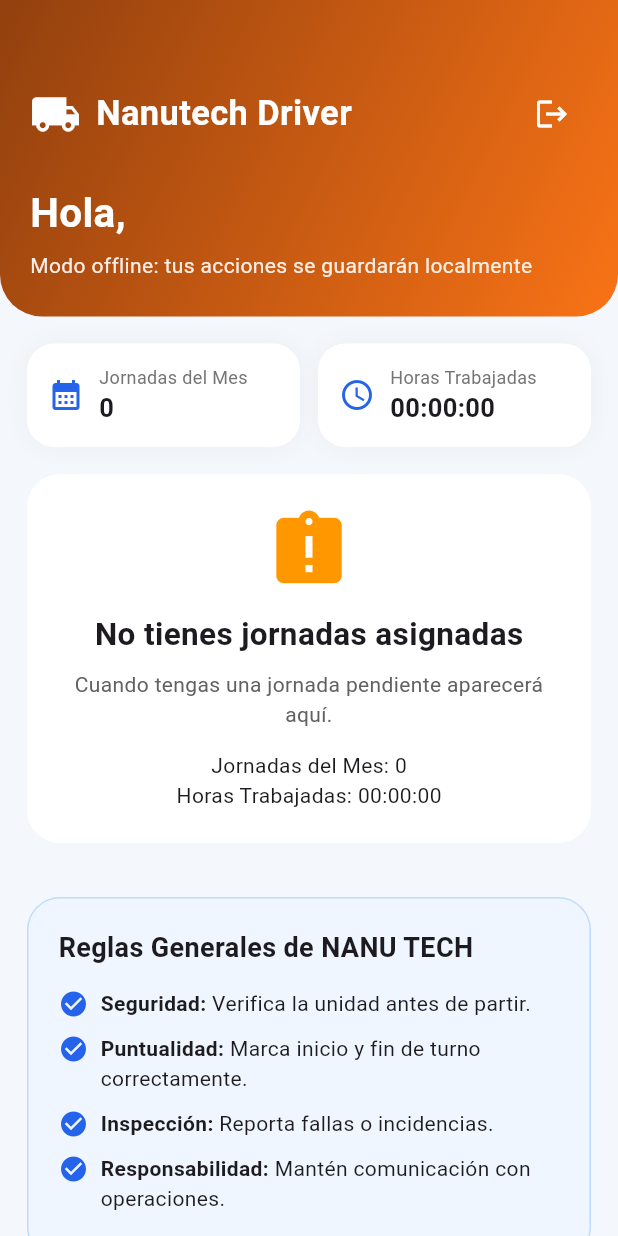
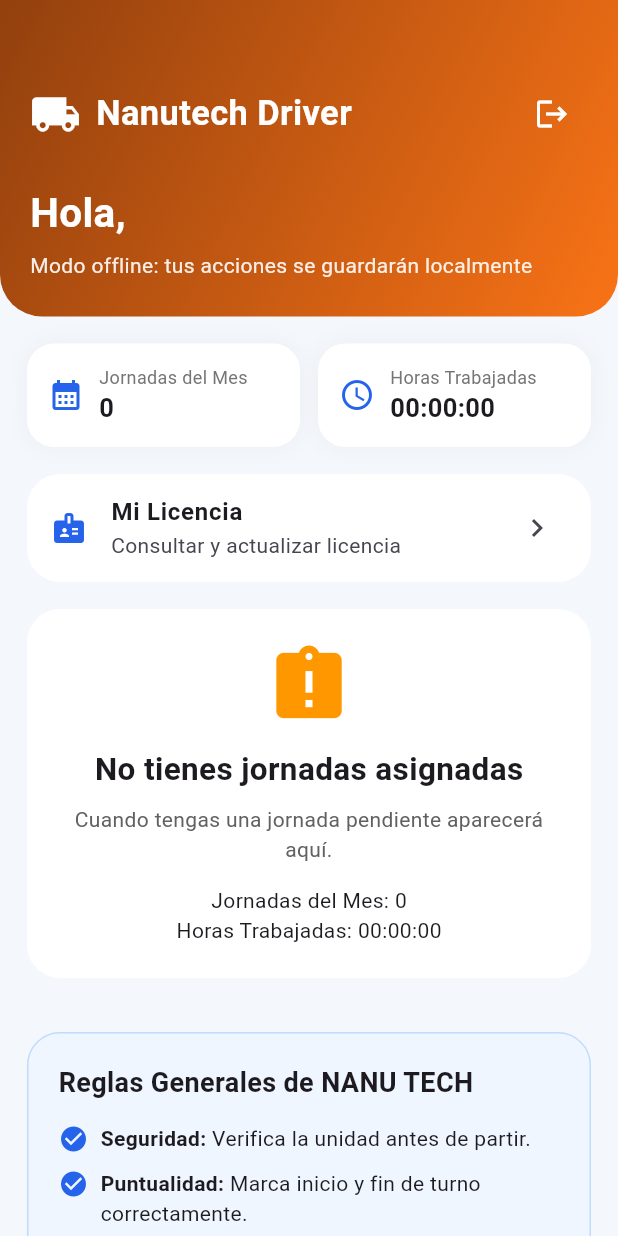
Before and after one commit to TALLER-PROYECTOS-2026-I/NANUTECH-APP, a Flutter app: the DriverDashboardScreen screen opened directly with empty values, on a phone screen of 412 x 824 dp. Run offline on Flutter 3.47's test engine with Material 3 defaults, Android fonts, the phone set to English and light mode, and no system bars; our stand-ins replace connectivity_plus, dio, geolocator, sqflite, sqflite_common_ffi; accounts and stored records are empty.

Commit message:
FeatAPP HU18 : implementar consulta y actualizar licencia

```diff
--- a/lib/features/driver_shift/presentation/screens/driver_dashboard_screen.dart
+++ b/lib/features/driver_shift/presentation/screens/driver_dashboard_screen.dart
@@ -5,9 +5,9 @@
 import 'package:connectivity_plus/connectivity_plus.dart';
 import 'package:dio/dio.dart';
 import 'package:flutter/material.dart';
+import 'package:nanutech_driver_app/features/license/presentation/screens/licencia_screen.dart';
 import 'package:sqflite/sqflite.dart';
 import 'package:uuid/uuid.dart';
-
 import '../../../../core/config/api_config.dart';
 import '../../../../core/database/database_service.dart';
 import '../../../../core/sync/sync_service.dart';
@@ -78,8 +78,9 @@
   }
 
   void listenConnectivity() {
-    connectivitySubscription =
-        Connectivity().onConnectivityChanged.listen((_) async {
+    connectivitySubscription = Connectivity().onConnectivityChanged.listen((
+      _,
+    ) async {
       final connected = await hasRealInternet();
 
       if (!mounted) return;
@@ -139,8 +140,9 @@
     try {
       final host = Uri.parse(ApiConfig.baseUrl).host;
 
-      final result = await InternetAddress.lookup(host)
-          .timeout(const Duration(seconds: 3));
+      final result = await InternetAddress.lookup(
+        host,
+      ).timeout(const Duration(seconds: 3));
 
       return result.isNotEmpty && result.first.rawAddress.isNotEmpty;
     } catch (_) {
@@ -149,10 +151,7 @@
   }
 
   void startTimer() {
-    timer = Timer.periodic(
-      const Duration(seconds: 1),
-      (_) => updateElapsed(),
-    );
+    timer = Timer.periodic(const Duration(seconds: 1), (_) => updateElapsed());
   }
 
   void updateElapsed() {
@@ -266,30 +265,21 @@
   Future<void> saveJornadaCache(JornadaModel jornada) async {
     final db = await DatabaseService.database;
 
-    await db.insert(
-      'jornada_cache',
-      {
+    await db.insert('jornada_cache', {
       'id': jornada.id,
       'data': jsonEncode(jornada.toJson()),
       'updated_at': DateTime.now().toIso8601String(),
-      },
-      conflictAlgorithm: ConflictAlgorithm.replace,
-    );
+    }, conflictAlgorithm: ConflictAlgorithm.replace);
   }
 
   Future<JornadaModel?> getJornadaCache() async {
     final db = await DatabaseService.database;
 
-    final result = await db.query(
-      'jornada_cache',
-      limit: 1,
-    );
+    final result = await db.query('jornada_cache', limit: 1);
 
     if (result.isEmpty) return null;
 
-    return JornadaModel.fromJson(
-      jsonDecode(result.first['data'].toString()),
-    );
+    return JornadaModel.fromJson(jsonDecode(result.first['data'].toString()));
   }
 
   Future<void> loadCounters() async {
@@ -446,6 +436,7 @@
 
     await finalizarTurnoOffline(observaciones);
   }
+
   Duration getTotalDuration(JornadaModel current) {
     if (current.duracionTotalSegundos != null) {
       return Duration(seconds: current.duracionTotalSegundos!);
@@ -562,11 +553,8 @@
       });
 
       startSosPolling();
-
     } catch (e) {
-      showMessage(
-        e.toString().replaceAll('Exception: ', ''),
-      );
+      showMessage(e.toString().replaceAll('Exception: ', ''));
     }
   }
 
@@ -669,9 +657,7 @@
         success: true,
       );
     } catch (e) {
-      showMessage(
-        e.toString().replaceAll('Exception: ', ''),
-      );
+      showMessage(e.toString().replaceAll('Exception: ', ''));
     }
   }
 
@@ -702,16 +688,15 @@
 
     final events = await syncService.getPendingEvents();
 
-    final sortedEvents = [...events]..sort((a, b) {
+    final sortedEvents = [...events]
+      ..sort((a, b) {
         int priority(String type) {
           if (type == 'SOS_ALERT') return 0;
           if (type == 'MECHANICAL_ASSISTANCE') return 1;
           return 2;
         }
 
-        return priority(a['event_type']).compareTo(
-          priority(b['event_type']),
-        );
+        return priority(a['event_type']).compareTo(priority(b['event_type']));
       });
 
     for (final event in sortedEvents) {
@@ -804,10 +789,7 @@
               backgroundColor: const Color(0xffdc2626),
               foregroundColor: Colors.white,
             ),
-            onPressed: () => Navigator.pop(
-              context,
-              controller.text.trim(),
-            ),
+            onPressed: () => Navigator.pop(context, controller.text.trim()),
             icon: const Icon(Icons.stop_circle),
             label: const Text('Finalizar'),
           ),
@@ -843,9 +825,7 @@
 
     Navigator.pushAndRemoveUntil(
       context,
-      MaterialPageRoute(
-        builder: (_) => const LoginScreen(),
-      ),
+      MaterialPageRoute(builder: (_) => const LoginScreen()),
       (_) => false,
     );
   }
@@ -909,6 +889,8 @@
                           jornadasMes: jornadasMes,
                           horasTrabajadas: formatDuration(horasTrabajadas),
                         ),
+                        const SizedBox(height: 18),
+                        const _LicenciaCard(),
                         const SizedBox(height: 18),
                         if (current == null || current.estado == 'COMPLETADA')
                           _NoJourneyCard(
@@ -931,8 +913,7 @@
                         if (current != null && current.estado == 'EN_PROCESO')
                           _EmergencyActionsCard(
                             onSosCompleted: sendSosAlert,
-                            onMechanicalAssistance:
-                                openMechanicalAssistance,
+                            onMechanicalAssistance: openMechanicalAssistance,
                           ),
                         const SizedBox(height: 18),
                         const _RulesCard(),
@@ -959,11 +940,7 @@
           child: Column(
             mainAxisAlignment: MainAxisAlignment.center,
             children: [
-              Icon(
-                Icons.lock,
-                color: Colors.white,
-                size: 86,
-              ),
+              Icon(Icons.lock, color: Colors.white, size: 86),
               SizedBox(height: 24),
               Text(
                 '¡ALERTA SOS!',
@@ -978,10 +955,7 @@
               Text(
                 'Ubicación enviada al administrador. Sistema bloqueado por seguridad.',
                 textAlign: TextAlign.center,
-                style: TextStyle(
-                  color: Colors.white,
-                  fontSize: 19,
-                ),
+                style: TextStyle(color: Colors.white, fontSize: 19),
               ),
             ],
           ),
@@ -1004,10 +978,7 @@
   Widget build(BuildContext context) {
     return Column(
       children: [
-        SosPanicButton(
-          enabled: true,
-          onCompleted: onSosCompleted,
-        ),
+        SosPanicButton(enabled: true, onCompleted: onSosCompleted),
         const SizedBox(height: 12),
         SizedBox(
           width: double.infinity,
@@ -1017,10 +988,7 @@
             label: const Text('Auxilio Mecánico'),
             style: OutlinedButton.styleFrom(
               foregroundColor: const Color(0xffea580c),
-              side: const BorderSide(
-                color: Color(0xffea580c),
-                width: 1.4,
-              ),
+              side: const BorderSide(color: Color(0xffea580c), width: 1.4),
               padding: const EdgeInsets.symmetric(vertical: 15),
               textStyle: const TextStyle(
                 fontSize: 16,
@@ -1033,7 +1001,6 @@
     );
   }
 }
-
 
 class _Header extends StatelessWidget {
   final String name;
@@ -1055,31 +1022,19 @@
       decoration: BoxDecoration(
         gradient: LinearGradient(
           colors: isOnline
-              ? const [
-                  Color(0xff1e3a8a),
-                  Color(0xff2563eb),
-                ]
-              : const [
-                  Color(0xff92400e),
-                  Color(0xfff97316),
-                ],
+              ? const [Color(0xff1e3a8a), Color(0xff2563eb)]
+              : const [Color(0xff92400e), Color(0xfff97316)],
           begin: Alignment.topLeft,
           end: Alignment.bottomRight,
         ),
-        borderRadius: const BorderRadius.vertical(
-          bottom: Radius.circular(28),
-        ),
+        borderRadius: const BorderRadius.vertical(bottom: Radius.circular(28)),
       ),
       child: Column(
         crossAxisAlignment: CrossAxisAlignment.start,
         children: [
           Row(
             children: [
-              const Icon(
-                Icons.local_shipping,
-                color: Colors.white,
-                size: 34,
-              ),
+              const Icon(Icons.local_shipping, color: Colors.white, size: 34),
               const SizedBox(width: 10),
               const Expanded(
                 child: Text(
@@ -1094,10 +1049,7 @@
               IconButton(
                 onPressed: onLogout,
                 tooltip: 'Cerrar sesión',
-                icon: const Icon(
-                  Icons.logout,
-                  color: Colors.white,
-                ),
+                icon: const Icon(Icons.logout, color: Colors.white),
               ),
             ],
           ),
@@ -1117,9 +1069,7 @@
                 : isOnline
                 ? 'Conectado y listo para operar'
                 : 'Modo offline: tus acciones se guardarán localmente',
-            style: TextStyle(
-              color: Colors.white.withOpacity(0.9),
-            ),
+            style: TextStyle(color: Colors.white.withOpacity(0.9)),
           ),
         ],
       ),
@@ -1131,10 +1081,7 @@
   final int jornadasMes;
   final String horasTrabajadas;
 
-  const _StatsRow({
-    required this.jornadasMes,
-    required this.horasTrabajadas,
-  });
+  const _StatsRow({required this.jornadasMes, required this.horasTrabajadas});
 
   @override
   Widget build(BuildContext context) {
@@ -1179,10 +1126,7 @@
         color: Colors.white,
         borderRadius: BorderRadius.circular(18),
         boxShadow: [
-          BoxShadow(
-            color: Colors.black.withOpacity(0.04),
-            blurRadius: 12,
-          ),
+          BoxShadow(color: Colors.black.withOpacity(0.04), blurRadius: 12),
         ],
       ),
       child: Row(
@@ -1195,10 +1139,7 @@
               children: [
                 Text(
                   title,
-                  style: TextStyle(
-                    color: Colors.grey.shade600,
-                    fontSize: 12,
-                  ),
+                  style: TextStyle(color: Colors.grey.shade600, fontSize: 12),
                 ),
                 Text(
                   value,
@@ -1246,10 +1187,7 @@
           const SizedBox(height: 12),
           const Text(
             'No tienes jornadas asignadas',
-            style: TextStyle(
-              fontSize: 21,
-              fontWeight: FontWeight.bold,
-            ),
+            style: TextStyle(fontSize: 21, fontWeight: FontWeight.bold),
           ),
           const SizedBox(height: 8),
           Text(
@@ -1302,10 +1240,7 @@
         color: Colors.white,
         borderRadius: BorderRadius.circular(24),
         boxShadow: [
-          BoxShadow(
-            color: Colors.black.withOpacity(0.04),
-            blurRadius: 16,
-          ),
+          BoxShadow(color: Colors.black.withOpacity(0.04), blurRadius: 16),
         ],
       ),
       child: Column(
@@ -1315,17 +1250,10 @@
           const SizedBox(height: 14),
           Text(
             '${jornada.origen} → ${jornada.destino}',
-            style: const TextStyle(
-              fontSize: 22,
-              fontWeight: FontWeight.bold,
-            ),
+            style: const TextStyle(fontSize: 22, fontWeight: FontWeight.bold),
           ),
           const SizedBox(height: 18),
-          _InfoLine(
-            icon: Icons.badge,
-            label: 'Conductor',
-            value: driverName,
-          ),
+          _InfoLine(icon: Icons.badge, label: 'Conductor', value: driverName),
           _InfoLine(
             icon: Icons.local_shipping,
             label: 'Placa',
@@ -1358,9 +1286,7 @@
                 children: [
                   Text(
                     'Tiempo Transcurrido',
-                    style: TextStyle(
-                      color: Colors.grey.shade600,
-                    ),
+                    style: TextStyle(color: Colors.grey.shade600),
                   ),
                   const SizedBox(height: 6),
                   Text(
@@ -1427,10 +1353,7 @@
       ),
       child: Text(
         status,
-        style: TextStyle(
-          color: color.shade700,
-          fontWeight: FontWeight.bold,
-        ),
+        style: TextStyle(color: color.shade700, fontWeight: FontWeight.bold),
       ),
     );
   }
@@ -1495,10 +1418,7 @@
         children: [
           const Text(
             'Reglas Generales de NANU TECH',
-            style: TextStyle(
-              fontSize: 18,
-              fontWeight: FontWeight.bold,
-            ),
+            style: TextStyle(fontSize: 18, fontWeight: FontWeight.bold),
           ),
           const SizedBox(height: 14),
           ...rules.map(
@@ -1519,9 +1439,7 @@
                         children: [
                           TextSpan(
                             text: '${rule.$1}: ',
-                            style: const TextStyle(
-                              fontWeight: FontWeight.bold,
-                            ),
+                            style: const TextStyle(fontWeight: FontWeight.bold),
                           ),
                           TextSpan(text: rule.$2),
                         ],
@@ -1537,3 +1455,33 @@
     );
   }
 }
+
+class _LicenciaCard extends StatelessWidget {
+  const _LicenciaCard();
+
+  @override
+  Widget build(BuildContext context) {
+    return Container(
+      width: double.infinity,
+      decoration: BoxDecoration(
+        color: Colors.white,
+        borderRadius: BorderRadius.circular(22),
+      ),
+      child: ListTile(
+        leading: const Icon(Icons.badge, color: Color(0xff2563eb)),
+        title: const Text(
+          'Mi Licencia',
+          style: TextStyle(fontWeight: FontWeight.bold),
+        ),
+        subtitle: const Text('Consultar y actualizar licencia'),
+        trailing: const Icon(Icons.chevron_right),
+        onTap: () {
+          Navigator.push(
+            context,
+            MaterialPageRoute(builder: (_) => const LicenciaScreen()),
+          );
+        },
+      ),
+    );
+  }
+}
```
Also changed, not shown: lib/features/license/domain/licencia_model.dart (added, +25 -0 lines), lib/features/license/presentation/screens/licencia_screen.dart (added, +173 -0 lines), lib/features/license/presentation/widgets/licencia_banner.dart (added, +41 -0 lines), lib/features/license/services/licencia_api_service.dart (added, +50 -0 lines). Lines whose indentation alone changed are shown as unchanged.
